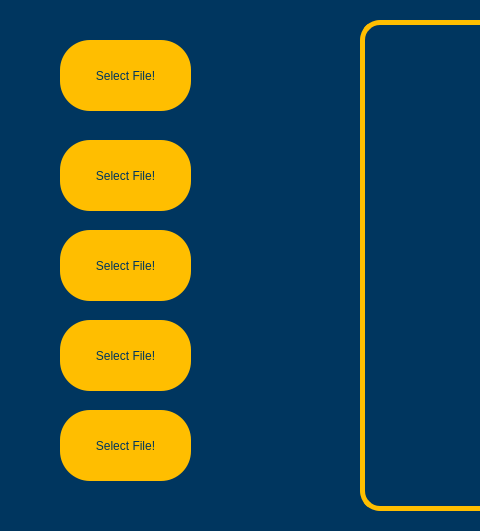
The window that stitch_label.ui (AhmadSameh/object-detecting-robot) describes before a commit, drawn with Qt 5; both pictures show x 0 to 480 and y 0 to 531 of the 981 by 531 pixel window.
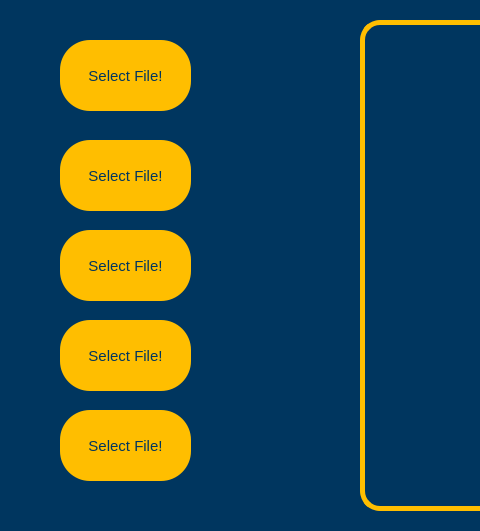
The same window after the commit.

```diff
--- a/stitch_label.ui
+++ b/stitch_label.ui
@@ -46,11 +46,19 @@
      <height>71</height>
     </rect>
    </property>
+   <property name="font">
+    <font>
+     <pointsize>11</pointsize>
+    </font>
+   </property>
    <property name="styleSheet">
     <string notr="true">QPushButton{
 	background-color: #ffbe00;
 	border-radius: 30px;
 	color: #00365f;
+}
+QPushButton:hover{
+	background-color: #876b1a;
 }</string>
    </property>
    <property name="text">
@@ -66,11 +74,19 @@
      <height>71</height>
     </rect>
    </property>
+   <property name="font">
+    <font>
+     <pointsize>11</pointsize>
+    </font>
+   </property>
    <property name="styleSheet">
     <string notr="true">QPushButton{
 	background-color: #ffbe00;
 	border-radius: 30px;
 	color: #00365f;
+}
+QPushButton:hover{
+	background-color: #876b1a;
 }</string>
    </property>
    <property name="text">
@@ -86,11 +102,19 @@
      <height>71</height>
     </rect>
    </property>
+   <property name="font">
+    <font>
+     <pointsize>11</pointsize>
+    </font>
+   </property>
    <property name="styleSheet">
     <string notr="true">QPushButton{
 	background-color: #ffbe00;
 	border-radius: 30px;
 	color: #00365f;
+}
+QPushButton:hover{
+	background-color: #876b1a;
 }</string>
    </property>
    <property name="text">
@@ -106,11 +130,19 @@
      <height>71</height>
     </rect>
    </property>
+   <property name="font">
+    <font>
+     <pointsize>11</pointsize>
+    </font>
+   </property>
    <property name="styleSheet">
     <string notr="true">QPushButton{
 	background-color: #ffbe00;
 	border-radius: 30px;
 	color: #00365f;
+}
+QPushButton:hover{
+	background-color: #876b1a;
 }</string>
    </property>
    <property name="text">
@@ -126,11 +158,19 @@
      <height>71</height>
     </rect>
    </property>
+   <property name="font">
+    <font>
+     <pointsize>11</pointsize>
+    </font>
+   </property>
    <property name="styleSheet">
     <string notr="true">QPushButton{
 	background-color: #ffbe00;
 	border-radius: 30px;
 	color: #00365f;
+}
+QPushButton:hover{
+	background-color: #876b1a;
 }</string>
    </property>
    <property name="text">
```
